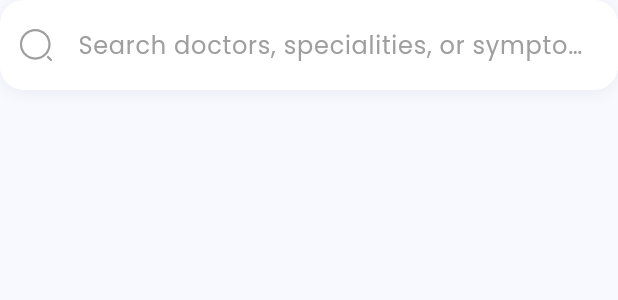
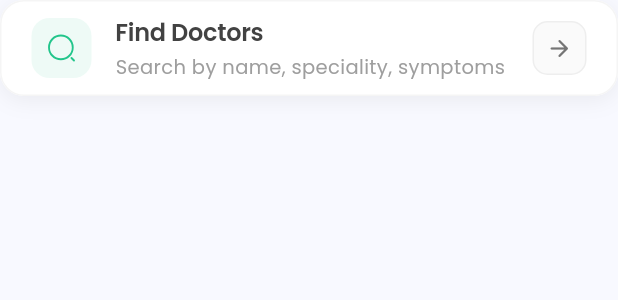
Before and after one commit to saeedkg/arogyam, a Flutter app: the SearchSection widget shown alone on an empty page, opened directly, on a phone screen of 412 x 824 dp. Shown: the top 300 px of the screen. Run offline on Flutter 3.47's test engine with Material 3 defaults, Android fonts, the phone set to English and light mode, and no system bars; our stand-ins replace carousel_slider, connectivity_plus, dio, flutter_svg, get, google_fonts and 2 more; missing offline and left inert: encrypt; accounts and stored records are empty; network calls fail.

Commit message:
serach updated

```diff
--- a/lib/landing/ui/components/dashboard_serach_view.dart
+++ b/lib/landing/ui/components/dashboard_serach_view.dart
@@ -10,63 +10,101 @@ class SearchSection extends StatelessWidget {
 
   @override
   Widget build(BuildContext context) {
-    return Container(
+    return GestureDetector(
+      onTap: () {
+        Get.to(() => SearchDoctorsScreen());
+      },
+      child: Container(
         decoration: BoxDecoration(
           borderRadius: BorderRadius.circular(16),
           boxShadow: [
             BoxShadow(
-            color: Colors.black.withOpacity(0.05),
-            blurRadius: 8,
-            offset: const Offset(0, 2),
+              color: Colors.black.withOpacity(0.06),
+              blurRadius: 12,
+              offset: const Offset(0, 3),
             ),
           ],
         ),
-      child: TextField(
-        onTap: () {
-          Get.to(() => SearchDoctorsScreen());
-        },
-        readOnly: true, // Makes it clear it's clickable to open search screen
-        decoration: InputDecoration(
-          hintText: 'Search doctors, specialities, or symptoms...',
-          hintStyle: TextStyle(
-            color: Colors.grey.shade500,
-            fontSize: 16,
-            fontWeight: FontWeight.w400,
+        child: Material(
+          borderRadius: BorderRadius.circular(16),
+          color: Colors.white,
+          child: Container(
+            height: 64,
+            padding: const EdgeInsets.symmetric(horizontal: 20),
+            decoration: BoxDecoration(
+              borderRadius: BorderRadius.circular(16),
+              border: Border.all(
+                color: Colors.grey.shade100,
+                width: 1,
               ),
-          prefixIcon: Container(
-            margin: const EdgeInsets.all(12),
+            ),
+            child: Row(
+              children: [
+                Container(
+                  width: 40,
+                  height: 40,
+                  decoration: BoxDecoration(
+                    color: const Color(0xFF22C58B).withOpacity(0.08),
+                    borderRadius: BorderRadius.circular(12),
+                  ),
+                  child: Center(
                     child: SvgPicture.asset(
                       'assets/icon_svg/ic_search.svg',
                       width: 20,
                       height: 20,
-              color: Colors.grey.shade500,
-            ),
-          ),
-          filled: true,
-          fillColor: Colors.white,
-          contentPadding: const EdgeInsets.symmetric(horizontal: 20, vertical: 18),
-          border: OutlineInputBorder(
-            borderRadius: BorderRadius.circular(16),
-            borderSide: BorderSide.none,
-          ),
-          enabledBorder: OutlineInputBorder(
-            borderRadius: BorderRadius.circular(16),
-            borderSide: BorderSide.none,
-          ),
-          focusedBorder: OutlineInputBorder(
-            borderRadius: BorderRadius.circular(16),
-            borderSide: const BorderSide(
-              color: Color(0xFF22C58B),
-              width: 1.5,
+                      color: const Color(0xFF22C58B),
                     ),
                   ),
                 ),
-        style: const TextStyle(
+                const SizedBox(width: 16),
+                Expanded(
+                  child: Column(
+                    mainAxisAlignment: MainAxisAlignment.center,
+                    crossAxisAlignment: CrossAxisAlignment.start,
+                    children: [
+                      Text(
+                        'Find Doctors',
+                        style: TextStyle(
                           fontSize: 16,
-          fontWeight: FontWeight.w500,
-          color: Colors.black87,
+                          fontWeight: FontWeight.w600,
+                          color: Colors.grey.shade800,
+                          letterSpacing: -0.2,
                         ),
-        cursorColor: const Color(0xFF22C58B),
+                      ),
+                      const SizedBox(height: 2),
+                      Text(
+                        'Search by name, speciality, symptoms',
+                        style: TextStyle(
+                          fontSize: 13,
+                          color: Colors.grey.shade500,
+                          fontWeight: FontWeight.w400,
+                        ),
+                        maxLines: 1,
+                        overflow: TextOverflow.ellipsis,
+                      ),
+                    ],
+                  ),
+                ),
+                Container(
+                  width: 36,
+                  height: 36,
+                  decoration: BoxDecoration(
+                    color: Colors.grey.shade50,
+                    borderRadius: BorderRadius.circular(10),
+                    border: Border.all(
+                      color: Colors.grey.shade200,
+                    ),
+                  ),
+                  child: Icon(
+                    Icons.arrow_forward_rounded,
+                    size: 18,
+                    color: Colors.grey.shade600,
+                  ),
+                ),
+              ],
+            ),
+          ),
+        ),
       ),
     );
   }
```
Lines whose indentation alone changed are shown as unchanged.
